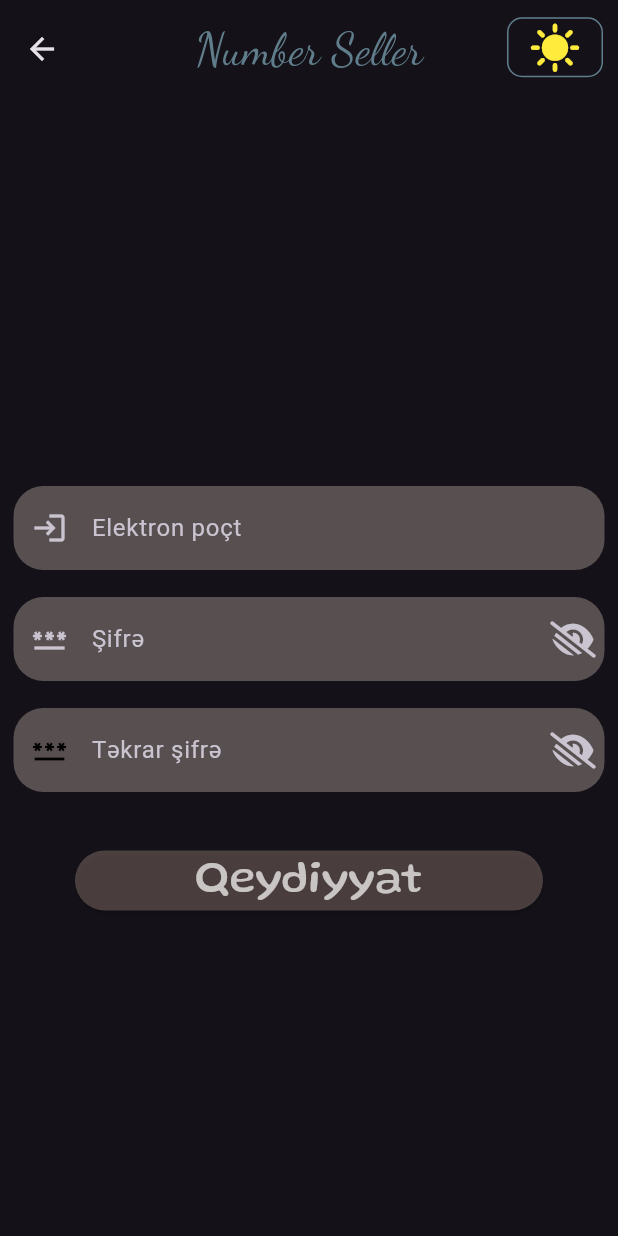
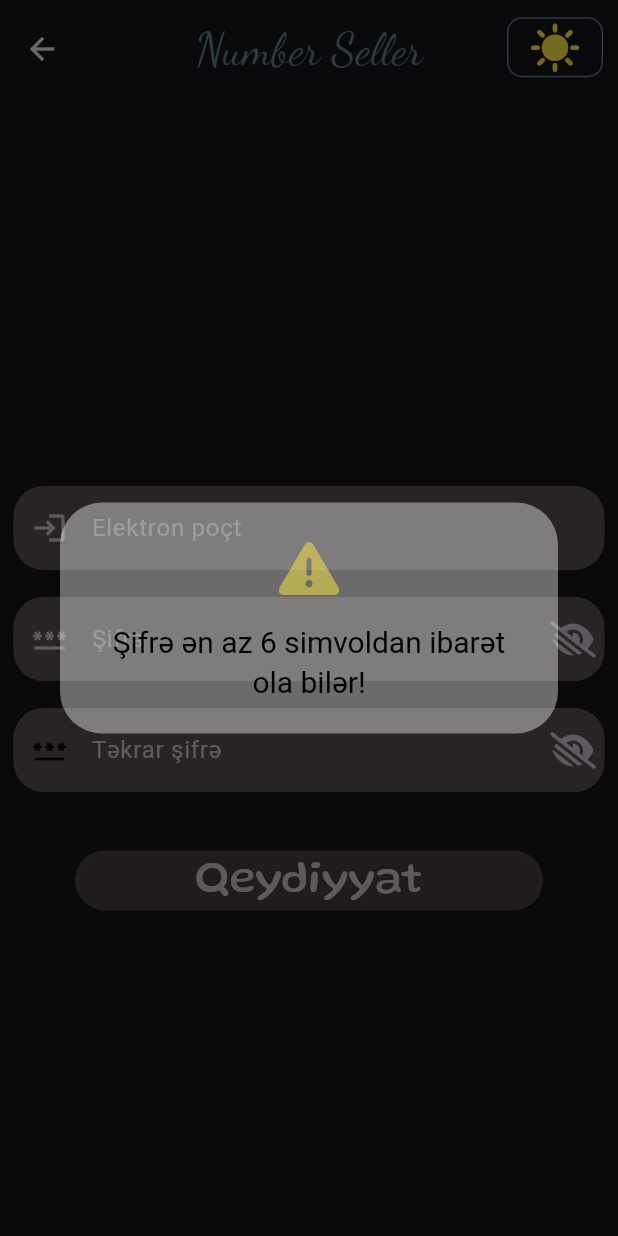
Before and after one commit to ramo828/numb_v4, a Flutter app: the RegistrationForm screen opened directly, after a tap on "Qeydiyyat", on a phone screen of 412 x 824 dp. Run offline on Flutter 3.47's test engine with Material 3 defaults, Android fonts, the phone set to English and light mode, and no system bars; drawn by our look-alikes of flutter_animate; our stand-ins replace cloud_firestore, dots_indicator, firebase_auth, firebase_core, font_awesome_flutter, shared_preferences; accounts and stored records are empty.

```diff
--- a/lib/pages/register_page.dart
+++ b/lib/pages/register_page.dart
@@ -1,3 +1,4 @@
+import 'package:cloud_firestore/cloud_firestore.dart';
 import 'package:e_com/pages/login_page.dart';
 import 'package:flutter/material.dart';
 import 'package:firebase_auth/firebase_auth.dart';
@@ -8,6 +9,8 @@ import 'package:e_com/themes/model_theme.dart';
 
 bool showPass = false;
 bool passCheck = true;
+bool access = false;
+String errorMsg = "";
 
 class RegistrationForm extends StatefulWidget {
   @override
@@ -18,8 +21,14 @@ class _RegistrationFormState extends State<RegistrationForm> {
   final TextEditingController _emailController = TextEditingController();
   final TextEditingController _passwordController = TextEditingController();
   final TextEditingController _passwordController1 = TextEditingController();
+  final FirebaseFirestore firestore = FirebaseFirestore.instance;
+  final FirebaseAuth auth = FirebaseAuth.instance;
 
   Future<void> _register() async {
+    errorMsg = "";
+    if (_emailController.text.length > 5 &&
+        _passwordController.text.length > 5) {
+      if (access) {
         if (_emailController.text.isNotEmpty &&
             _passwordController.text.isNotEmpty) {
           try {
@@ -28,13 +37,40 @@ class _RegistrationFormState extends State<RegistrationForm> {
               email: _emailController.text,
               password: _passwordController.text,
             );
+            User? user =
+                auth.currentUser; // Kaydedilen kullanıcının bilgilerini al
+            if (user != null) {
+              await saveUserData(
+                  user.uid, 'name', 'age'); // Kullanıcıya özel verileri kaydet
+            }
             // Kullanıcı başarıyla kaydedildi, burada istediğiniz işlemleri yapabilirsiniz
           } catch (e) {
             // Kayıt sırasında bir hata oluştu, burada hata mesajını görüntüleyebilirsiniz
-        print("Hata: $e");
+            if (e is FirebaseAuthException) {
+              if (e.code == 'weak-password') {
+                errorMsg = "Güclü şifrədəm istifadə edin!";
+              } else if (e.code == 'email-already-in-use') {
+                errorMsg = "Email adresi artıq istifadə edilir!";
+              } else {
+                errorMsg = 'Bilinmətən bir xəta: ${e.message}';
               }
             } else {
-      print("Email ve sifre bos ola bilmez");
+              errorMsg = 'Bilinmətən bir xəta: ${e}';
+            }
+            var alert = alert_me(errorMsg);
+            showDialog(context: context, builder: ((context) => alert));
+          }
+        } else {
+          var alert = alert_me("Email ve sifre bos ola bilmez");
+          showDialog(context: context, builder: ((context) => alert));
+        }
+      } else {
+        var alert = alert_me("Şifrələr uyğun deyil!");
+        showDialog(context: context, builder: ((context) => alert));
+      }
+    } else {
+      var alert = alert_me("Şifrə ən az 6 simvoldan ibarət ola bilər!");
+      showDialog(context: context, builder: ((context) => alert));
     }
   }
 
@@ -174,17 +210,19 @@ class _RegistrationFormState extends State<RegistrationForm> {
                       if (_passwordController.text != pass) {
                         setState(() {
                           passCheck = false;
+                          access = false;
                         });
                       } else {
                         setState(() {
                           passCheck = true;
+                          access = true;
                         });
                       }
                     },
                   ),
                 ),
               ).animate().fade(duration: 2000.ms).slide(),
-              SizedBox(height: 16),
+              const SizedBox(height: 16),
               Padding(
                 padding: const EdgeInsets.only(
                   top: 10,
@@ -225,4 +263,33 @@ class _RegistrationFormState extends State<RegistrationForm> {
       );
     });
   }
+
+  Future<void> saveUserData(String userId, String name, String age) async {
+    try {
+      await firestore.collection('users').doc(userId).set({
+        'name': name,
+        'age': age,
+      });
+    } catch (e) {
+      print("Hata: $e");
     }
+  }
+
+  AlertDialog alert_me(String title) {
+    return AlertDialog(
+      title: Text(
+        title,
+        style: TextStyle(
+            fontSize: 20, color: darkTheme ? Colors.white : Colors.black),
+      ),
+      backgroundColor: darkTheme
+          ? Colors.black.withOpacity(0.4)
+          : Colors.white.withOpacity(0.4),
+      icon: Icon(
+        FontAwesomeIcons.triangleExclamation,
+        color: Colors.yellow.withOpacity(0.5),
+        size: 40,
+      ),
+    );
+  }
+}
```
Also changed, not shown: lib/pages/login_page.dart (+17 -8 lines), lib/pages/user.dart (deleted, +0 -41 lines), lib/pages/work_home.dart (+46 -7 lines). Lines whose indentation alone changed are shown as unchanged.
